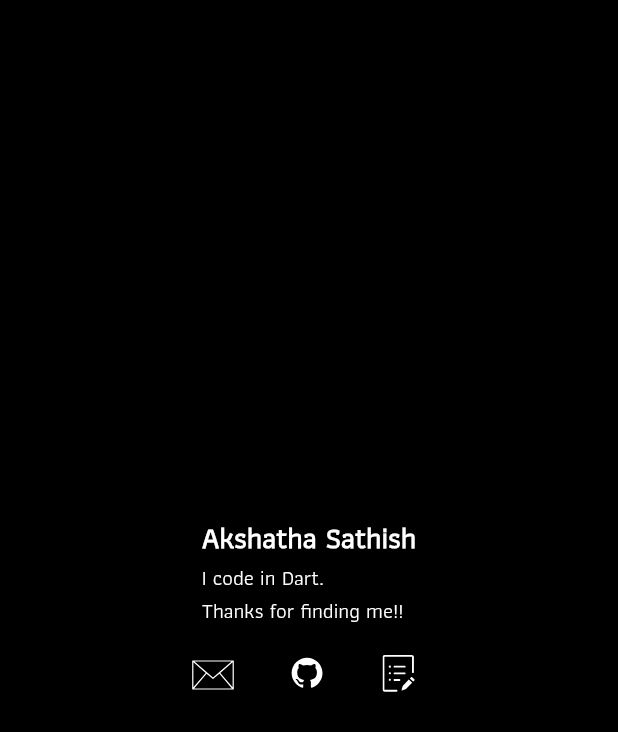
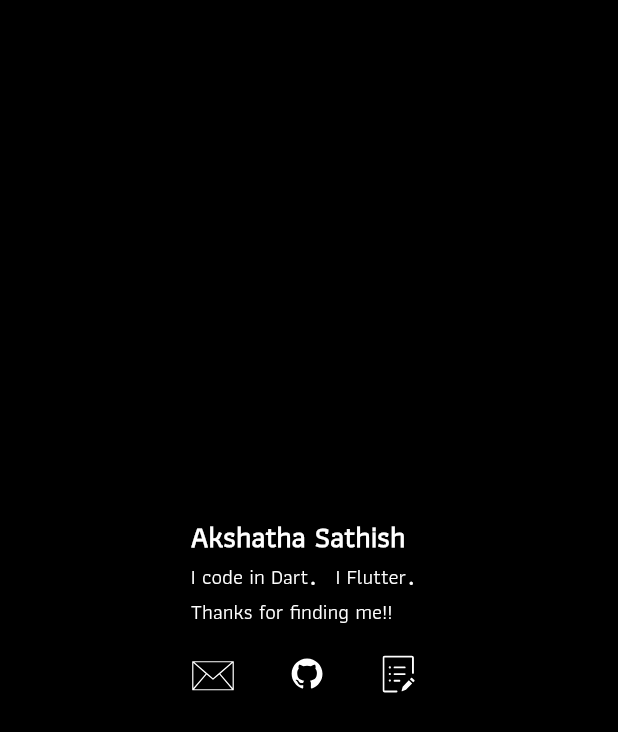
Before and after one commit to micedreams/micedreams.github.io, a Flutter app: the screen it shows after launch, on a phone screen of 412 x 824 dp. Shown: the top 732 px of the screen. Run offline on Flutter 3.47's test engine with Material 2 defaults, Android fonts, the phone set to English and light mode, and no system bars; our stand-ins replace flutter_svg.

Commit message:
Update portfolio.dart

```diff
--- a/lib/portfolio.dart
+++ b/lib/portfolio.dart
@@ -28,7 +28,7 @@ class Portfolio extends StatelessWidget {
                     textAlign: TextAlign.justify,
                   ),
                   Text(
-                    "I code in Dart.",
+                    "I code in Dart． I Flutter．",
                     style: TextStyle(fontSize: 14),
                   ),
                   Text(
```
